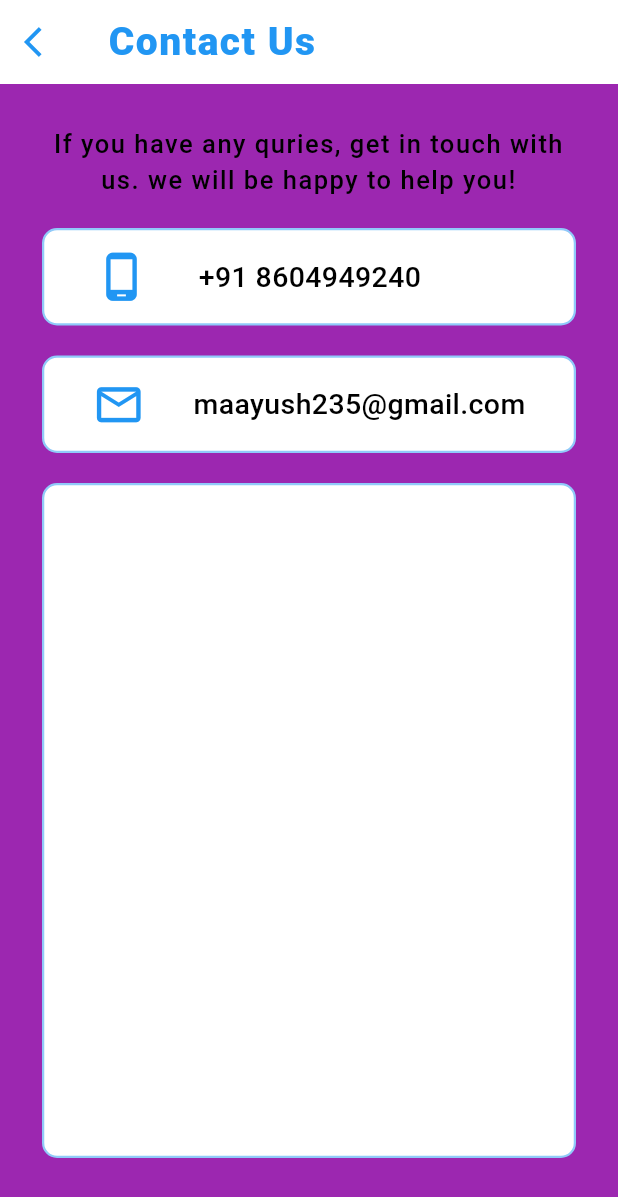
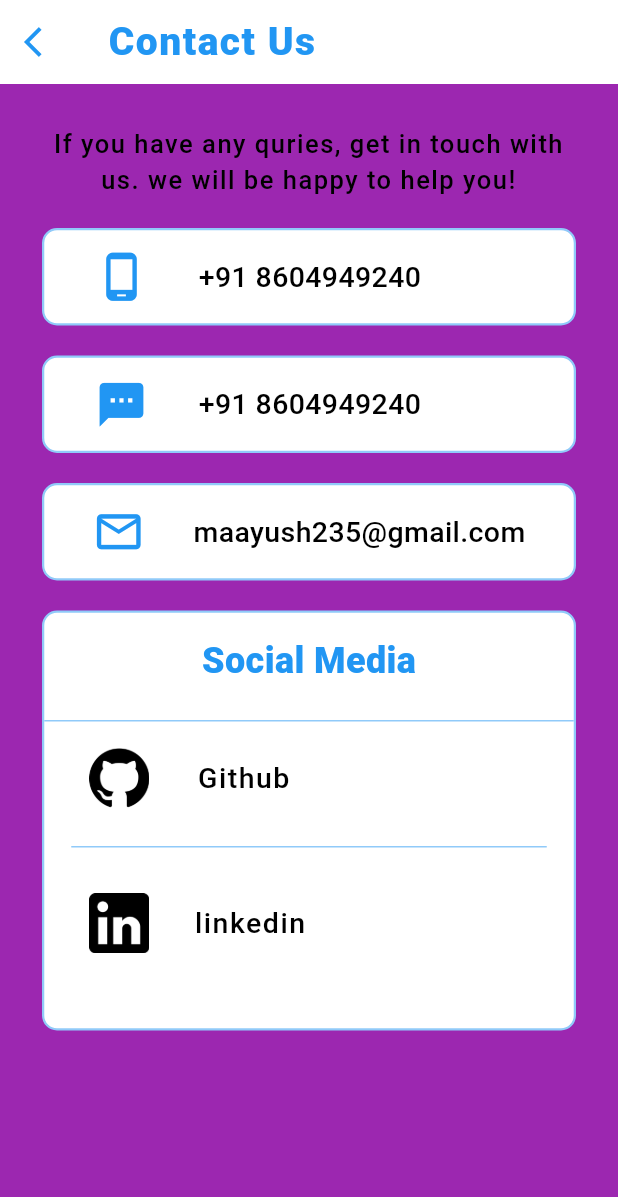
Before and after one commit to MauryaAayush/advflutterch_1, a Flutter app: the screen it shows after launch, on a phone screen of 412 x 824 dp. Shown: the top 1197 px of the screen. Run offline on Flutter 3.47's test engine with Material 3 defaults, Android fonts, the phone set to English and light mode, and no system bars; our stand-ins replace shared_preferences.

Commit message:
Radhey Radhey

```diff
--- a/lib/screens/Contact/Views/Contact_Screen/Contact_Screen.dart
+++ b/lib/screens/Contact/Views/Contact_Screen/Contact_Screen.dart
@@ -89,6 +89,39 @@ class Contact_Page extends StatelessWidget {
                     Spacer(
                       flex: 1,
                     ),
+                    Icon(Icons.sms,size: 35,color: Colors.blue,),
+                    Spacer(
+                      flex: 1,
+                    ),
+                    Text('+91 8604949240',style: TextStyle(fontSize: 19,
+                        fontWeight: FontWeight.w500),),
+                    Spacer(
+                      flex: 3,
+                    ),
+                  ],
+                ),
+              ),
+
+              SizedBox(
+                height: 20,
+              ),
+              Container(
+                height: 65,
+                width: 400,
+                decoration: BoxDecoration(
+                    color: Colors.white,
+                    borderRadius: BorderRadius.circular(10),
+                    border: Border.all(
+                        color: Colors.blue.shade200,
+                        width: 1.5
+                    )
+                ),
+                child: Row(
+
+                  children: [
+                    Spacer(
+                      flex: 1,
+                    ),
                     Icon(Icons.mail_outline,size: 35,color: Colors.blue,),
                     Spacer(
                       flex: 1,
@@ -105,8 +138,13 @@ class Contact_Page extends StatelessWidget {
               SizedBox(
                 height: 20,
               ),
+
+
+
+
+
               Container(
-                height: 450,
+                height: 280,
                 width: 400,
                 decoration: BoxDecoration(
                     color: Colors.white,
@@ -114,7 +152,92 @@ class Contact_Page extends StatelessWidget {
                     border: Border.all(
                         color: Colors.blue.shade200,
                         width: 1.5
-                    )
+                    ),
+                ),
+                child: Column(
+                  children: [
+
+                    Padding(
+                      padding: const EdgeInsets.all(15.0),
+                      child: Text('Social Media',style: TextStyle(
+                        color: Colors.blue,
+                        fontSize: 24,
+                        fontWeight: FontWeight.w800
+                      ),),
+                    ),
+
+                    Divider(
+                       color: Colors.blue.shade200,
+                    ),
+
+                    SizedBox(
+                      height: 10,
+                    ),
+
+                    Row(
+                      children: [
+
+                        SizedBox(
+                          width: 30,
+                        ),
+                        Container(
+                          height: 40,
+                          width: 40,
+                          child: Image.asset('assets/images/github.png'),
+                        ),
+                        SizedBox(
+                          width: 32,
+                        ),
+
+
+                        Text('Github',style: TextStyle(
+                          fontSize: 19,
+                          fontWeight: FontWeight.w500,
+                          letterSpacing: 1
+                        ),)
+
+
+
+                      ],
+                    ),
+
+
+
+                    Padding(
+                      padding: const EdgeInsets.all(18.0),
+                      child: Divider(
+                        color: Colors.blue.shade200,
+                      ),
+                    ),
+                    SizedBox(
+                      height: 5,
+                    ),
+
+                    Row(
+                      children: [
+                        SizedBox(
+                          width: 30,
+                        ),
+                        Container(
+                          height: 40,
+                          width: 40,
+                          child: Image.asset('assets/images/linkedinn.png'),
+                        ),
+
+                        SizedBox(
+                          width: 30,
+                        ),
+                        Text('linkedin',style: TextStyle(
+                            fontSize: 19,
+                            fontWeight: FontWeight.w500,
+                            letterSpacing: 1
+                        ),)
+
+
+                      ],
+                    ),
+
+                  ],
                 ),
 
               ),
```
Also changed, not shown: assets/images/github.png (added), assets/images/linkedin.png (added), assets/images/linkedinn.png (added), 2 other files.
